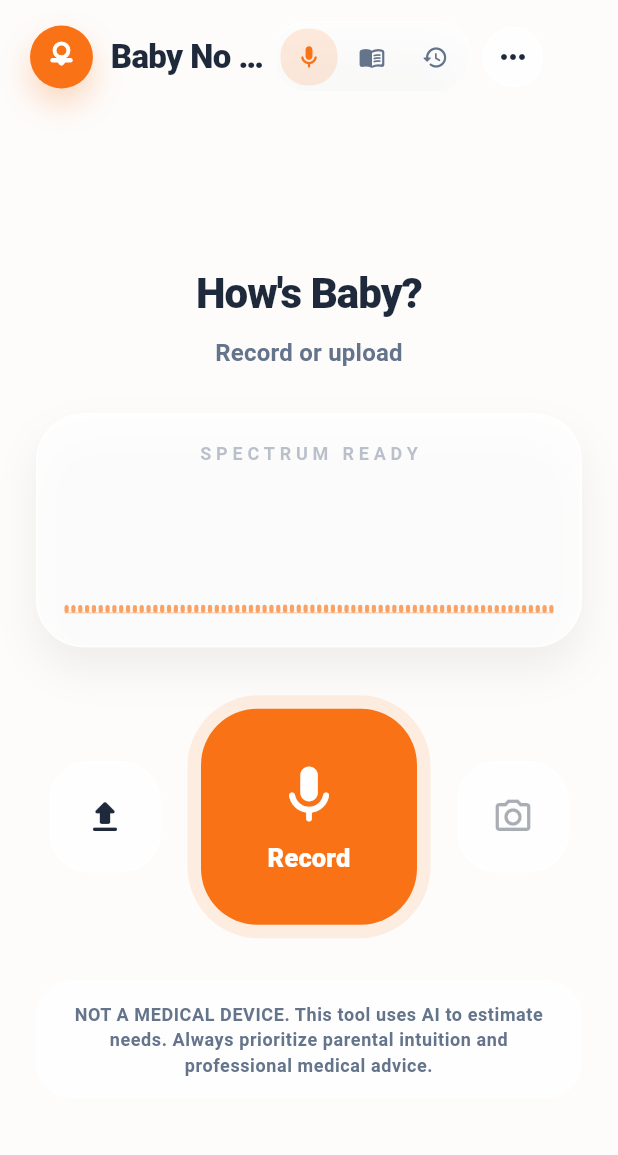
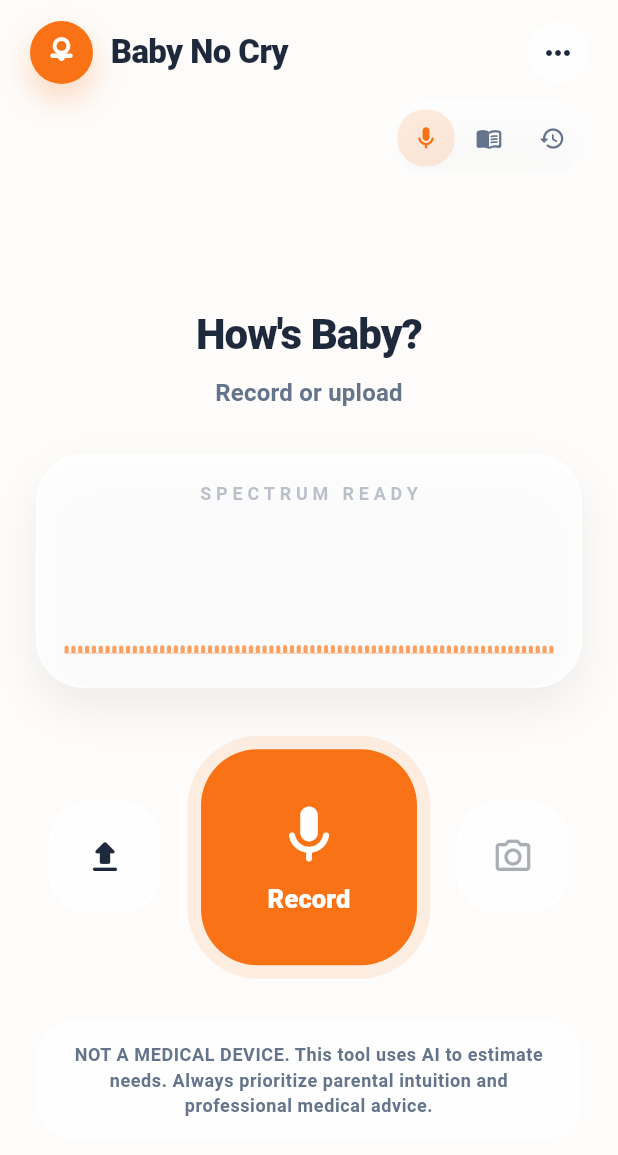
Before and after one commit to fuhao808/ai-baby-cry-copilot, a Flutter app: the screen it shows once a user with an empty profile is signed in, on a phone screen of 412 x 824 dp. Shown: the top 1155 px of the screen. Run offline on Flutter 3.47's test engine with Material 3 defaults, Android fonts, the phone set to English and light mode, and no system bars; our stand-ins replace cloud_firestore, dio, file_picker, firebase_auth, firebase_core, firebase_storage and 3 more; missing offline and left inert: audio_session, record; accounts and stored records are empty; network calls fail.

Commit message:
Keep header visible through analysis flow

```diff
--- a/frontend/lib/main.dart
+++ b/frontend/lib/main.dart
@@ -7,9 +7,7 @@ import 'firebase_options.dart';
 import 'providers/recording_flow_controller.dart';
 import 'providers/theme_controller.dart';
 import 'screens/auth_screen.dart';
-import 'screens/loading_screen.dart';
 import 'screens/main_tabbed_screen.dart';
-import 'screens/result_screen.dart';
 import 'theme/app_theme.dart';
 
 Future<void> main() async {
@@ -85,17 +83,6 @@ class FlowRouter extends ConsumerWidget {
 
   @override
   Widget build(BuildContext context, WidgetRef ref) {
-    final state = ref.watch(recordingFlowControllerProvider);
-
-    switch (state.phase) {
-      case RecordingPhase.analyzing:
-        return const LoadingScreen();
-      case RecordingPhase.result:
-        return ResultScreen(user: user);
-      case RecordingPhase.idle:
-      case RecordingPhase.recording:
-      case RecordingPhase.paused:
-        return MainTabbedScreen(user: user);
-    }
+    return MainTabbedScreen(user: user);
   }
 }
--- a/frontend/lib/screens/loading_screen.dart
+++ b/frontend/lib/screens/loading_screen.dart
@@ -8,8 +8,7 @@ class LoadingScreen extends StatelessWidget {
 
   @override
   Widget build(BuildContext context) {
-    return Scaffold(
-      body: Center(
+    return Center(
       child: Padding(
         padding: const EdgeInsets.all(20),
         child: FrostedPanel(
@@ -67,7 +66,6 @@ class LoadingScreen extends StatelessWidget {
           ),
         ),
       ),
-      ),
     );
   }
 }
--- a/frontend/lib/screens/main_tabbed_screen.dart
+++ b/frontend/lib/screens/main_tabbed_screen.dart
@@ -10,6 +10,8 @@ import '../widgets/theme_palette_sheet.dart';
 import 'guide_screen.dart';
 import 'history_screen.dart';
 import 'home_screen.dart';
+import 'loading_screen.dart';
+import 'result_screen.dart';
 
 class MainTabbedScreen extends ConsumerStatefulWidget {
   const MainTabbedScreen({super.key, required this.user});
@@ -76,8 +78,15 @@ class _MainTabbedScreenState extends ConsumerState<MainTabbedScreen> {
 
   @override
   Widget build(BuildContext context) {
+    final flowState = ref.watch(recordingFlowControllerProvider);
     final pages = [
-      HomeScreen(user: widget.user),
+      switch (flowState.phase) {
+        RecordingPhase.analyzing => const LoadingScreen(),
+        RecordingPhase.result => ResultScreen(user: widget.user),
+        RecordingPhase.idle ||
+        RecordingPhase.recording ||
+        RecordingPhase.paused => HomeScreen(user: widget.user),
+      },
       const GuideScreen(),
       HistoryScreen(userId: widget.user.uid),
     ];
@@ -88,20 +97,16 @@ class _MainTabbedScreenState extends ConsumerState<MainTabbedScreen> {
           children: [
             Padding(
               padding: const EdgeInsets.fromLTRB(20, 14, 20, 10),
-              child: Row(
+              child: Column(
+                children: [
+                  Row(
                     children: [
                       Expanded(
                         child: _BrandBadge(
                           onLongPress: _openDeveloperAccess,
                         ),
                       ),
-                  Flexible(
-                    child: _TopTabs(
-                      currentIndex: _currentIndex,
-                      onSelect: (index) => setState(() => _currentIndex = index),
-                    ),
-                  ),
-                  const SizedBox(width: 8),
+                      const SizedBox(width: 12),
                       PopupMenuButton<_HeaderAction>(
                         tooltip: 'More',
                         onSelected: (value) async {
@@ -141,6 +146,16 @@ class _MainTabbedScreenState extends ConsumerState<MainTabbedScreen> {
                             Icons.more_horiz_rounded,
                             color: Theme.of(context).colorScheme.onSurface,
                           ),
+                        ),
+                      ),
+                    ],
+                  ),
+                  const SizedBox(height: 12),
+                  Align(
+                    alignment: Alignment.centerRight,
+                    child: _TopTabs(
+                      currentIndex: _currentIndex,
+                      onSelect: (index) => setState(() => _currentIndex = index),
                     ),
                   ),
                 ],
@@ -186,7 +201,14 @@ class _BrandBadge extends StatelessWidget {
     return GestureDetector(
       behavior: HitTestBehavior.opaque,
       onLongPress: onLongPress,
-      child: Row(
+      child: LayoutBuilder(
+        builder: (context, constraints) {
+          final titleStyle = Theme.of(context).textTheme.titleLarge?.copyWith(
+                fontWeight: FontWeight.w800,
+                letterSpacing: -0.4,
+              );
+
+          return Row(
             mainAxisSize: MainAxisSize.min,
             children: [
               Container(
@@ -199,7 +221,10 @@ class _BrandBadge extends StatelessWidget {
                     BoxShadow(
                       blurRadius: 18,
                       offset: const Offset(0, 10),
-                  color: Theme.of(context).colorScheme.primary.withValues(alpha: 0.28),
+                      color: Theme.of(context)
+                          .colorScheme
+                          .primary
+                          .withValues(alpha: 0.28),
                     ),
                   ],
                 ),
@@ -208,17 +233,20 @@ class _BrandBadge extends StatelessWidget {
                 ),
               ),
               const SizedBox(width: 12),
-          Flexible(
+              Expanded(
+                child: FittedBox(
+                  alignment: Alignment.centerLeft,
+                  fit: BoxFit.scaleDown,
                   child: Text(
                     'Baby No Cry',
-              overflow: TextOverflow.ellipsis,
-              style: Theme.of(context).textTheme.titleLarge?.copyWith(
-                    fontWeight: FontWeight.w800,
-                    letterSpacing: -0.4,
+                    maxLines: 1,
+                    style: titleStyle,
                   ),
                 ),
               ),
             ],
+          );
+        },
       ),
     );
   }
--- a/frontend/lib/screens/result_screen.dart
+++ b/frontend/lib/screens/result_screen.dart
@@ -26,9 +26,7 @@ class ResultScreen extends ConsumerWidget {
     final result = state.result;
 
     if (result == null) {
-      return const Scaffold(
-        body: Center(child: Text('No analysis result available.')),
-      );
+      return const Center(child: Text('No analysis result available.'));
     }
 
     final alternativeLabels = result.predictions.keys
@@ -45,9 +43,7 @@ class ResultScreen extends ConsumerWidget {
     final hasDetectedSound =
         (result.detectedSound != null && result.detectedSound!.trim().isNotEmpty);
 
-    return Scaffold(
-      body: SafeArea(
-        child: SingleChildScrollView(
+    return SingleChildScrollView(
       padding: const EdgeInsets.fromLTRB(20, 20, 20, 28),
       child: Column(
         crossAxisAlignment: CrossAxisAlignment.stretch,
@@ -135,10 +131,7 @@ class ResultScreen extends ConsumerWidget {
                           const SizedBox(height: 10),
                           Text(
                             result.phoneticPatterns.join('  •  '),
-                                style: Theme.of(context)
-                                    .textTheme
-                                    .headlineSmall
-                                    ?.copyWith(
+                            style: Theme.of(context).textTheme.headlineSmall?.copyWith(
                                   color: Theme.of(context)
                                       .colorScheme
                                       .primary
@@ -271,8 +264,6 @@ class ResultScreen extends ConsumerWidget {
           ),
         ],
       ),
-        ),
-      ),
     );
   }
 }
```
Lines whose indentation alone changed are shown as unchanged.
